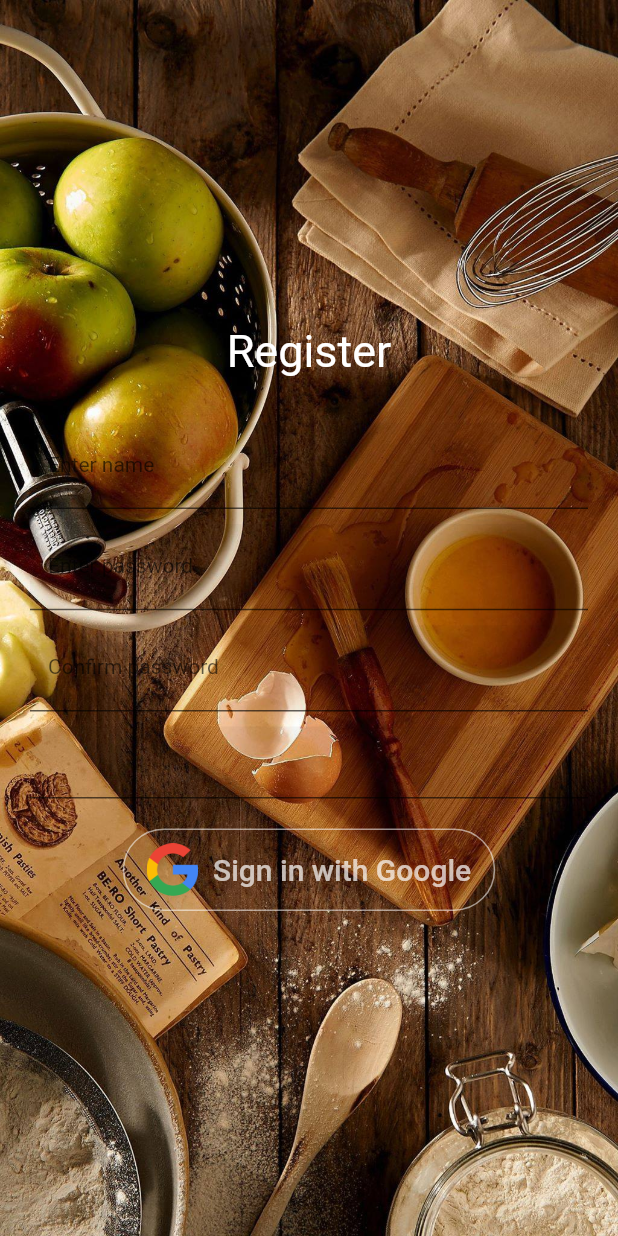
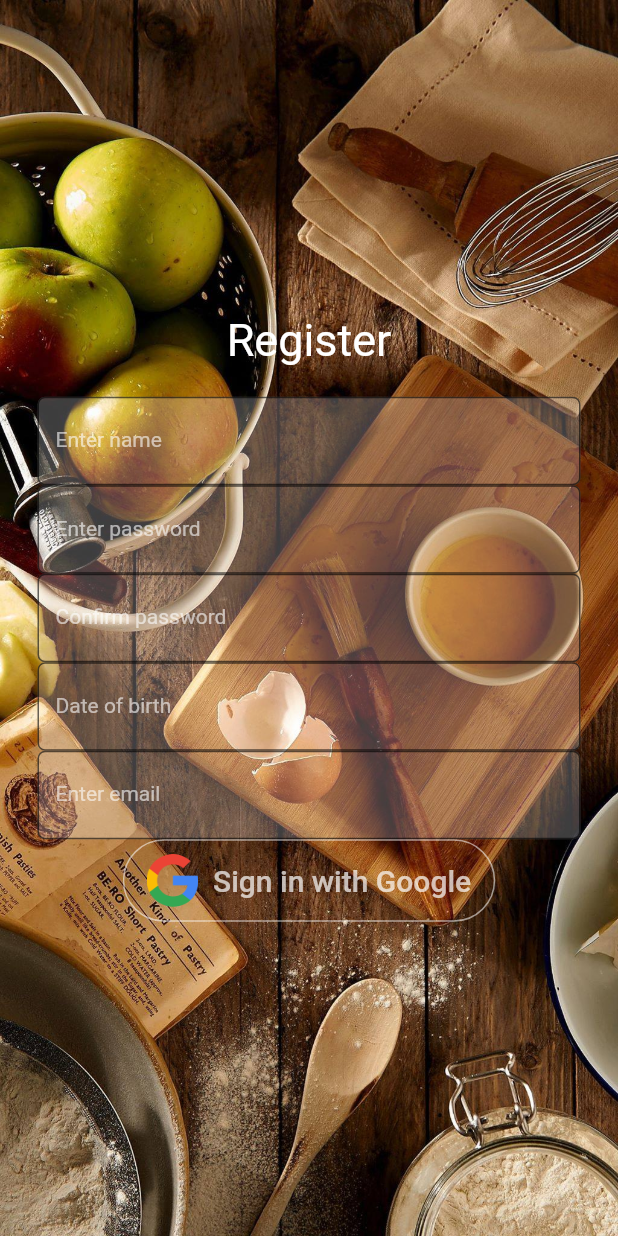
Before and after one commit to SuitlessStan/recipes-book, a Flutter app: the RegistrationPage screen opened directly, on a phone screen of 412 x 824 dp. Run offline on Flutter 3.47's test engine with Material 2 defaults, Android fonts, the phone set to English and light mode, and no system bars; our stand-ins replace datetime_picker_formfield, firebase_auth, firebase_core, google_sign_in; accounts and stored records are empty.

Commit message:
new slight changes

```diff
--- a/lib/Screens/setup/registration.dart
+++ b/lib/Screens/setup/registration.dart
@@ -32,6 +32,8 @@ class _RegistrationPageState extends State<RegistrationPage> {
               body: Container(
                 margin: EdgeInsets.all(20),
                 child: Form(
+                  child: Padding(
+                    padding: const EdgeInsets.all(5),
                     child: Column(
                       mainAxisAlignment: MainAxisAlignment.center,
                       children: <Widget>[
@@ -42,62 +44,49 @@ class _RegistrationPageState extends State<RegistrationPage> {
                             fontSize: 30,
                           ),
                         ),
-                      SpacingHV(30, 0),
-                      CustomField(
+                        SizedBox(height: 20),
+                        CustomTextField(
                           //Name field
                           //Label
                           labelText: "Enter name",
-                        fontSize: 14,
-                        //Label hint
+                          //Hint
                           hintText: "Enter name",
-                        hintFontSize: 12,
-                        keyboardType: TextInputType.name,
                         ),
-                      SpacingHV(10, 0),
-                      CustomField(
+                        CustomTextField(
                           //Password field
                           //Label
                           labelText: "Enter password",
-                          fontSize: 14,
-                          //Label hint
+                          //Hint
                           hintText: "Enter password",
-                          hintFontSize: 12,
-                          onSaved: (String value) {
-                            if (value.isNotEmpty) {
-                              _temp = value;
-                            }
-                          }),
-                      SpacingHV(10, 0),
-                      CustomField(
+                        ),
+                        CustomTextField(
                           //Confirm password field
                           //Label
                           labelText: "Confirm password",
-                        fontSize: 14,
-                        //Label hint
+                          //Hint
                           hintText: "Confirm password",
-                        hintFontSize: 12,
-                        onSaved: (String value) {
-                          if (value == _temp && value.isNotEmpty) {}
-                        },
                         ),
-                      SpacingHV(10, 0),
-                      CustomField(),
-                      SpacingHV(10, 0),
-                      Container(),
-                      SpacingHV(10, 0),
+                        CustomTextField(
+                          //Select date of birth
+                          //Label
+                          labelText: "Date of birth",
+                          //Hint
+                          hintText: "Date of birth",
+                        ),
+                        CustomTextField(
+                          //Email field
+                          //Label
+                          labelText: "Enter email",
+                          //Hint
+                          hintText: "Enter email",
+                        ),
                         _signInButton(),
                       ],
                     ),
                   ),
                 ),
+              ),
             )));
-  }
-
-  Widget SpacingHV(double height, double width) {
-    return SizedBox(
-      height: height,
-      width: width,
-    );
   }
 
   Widget registerButton() {
@@ -152,3 +141,49 @@ class _RegistrationPageState extends State<RegistrationPage> {
     );
   }
 }
+
+class CustomTextField extends StatelessWidget {
+  final String hintText;
+  final String labelText;
+  final Function onSaved;
+  final Function onTap;
+  final Function onChanged;
+
+  const CustomTextField({
+    Key key,
+    this.hintText,
+    this.labelText,
+    this.onSaved,
+    this.onTap,
+    this.onChanged,
+  }) : super(key: key);
+
+  @override
+  Widget build(BuildContext context) {
+    return TextFormField(
+      //Name field
+      onSaved: (String savedSubmit) {},
+      decoration: InputDecoration(
+        //rounded Textfield
+        border: OutlineInputBorder(
+          borderRadius: BorderRadius.circular(5.0),
+        ),
+        //Textfield color
+        fillColor: Colors.white24,
+        filled: true,
+        //Label
+        labelText: labelText,
+        labelStyle: TextStyle(
+          color: Colors.white60,
+          fontSize: 14,
+        ),
+        //Hint
+        hintText: hintText,
+        hintStyle: TextStyle(
+          color: Colors.white60,
+          fontSize: 14,
+        ),
+      ),
+    );
+  }
+}
--- a/lib/customs/name_field.dart
+++ b/lib/customs/name_field.dart
@@ -14,6 +14,7 @@ class CustomField extends StatelessWidget {
   final Function onSaved;
   final Function onTap;
   final TextInputType keyboardType;
+  final InputDecoration decoration;
 
   const CustomField({
     Key key,
@@ -30,6 +31,7 @@ class CustomField extends StatelessWidget {
     this.onSaved,
     this.onTap,
     this.keyboardType,
+    this.decoration,
   }) : super(key: key);
 
   @override
```
Lines whose indentation alone changed are shown as unchanged.
